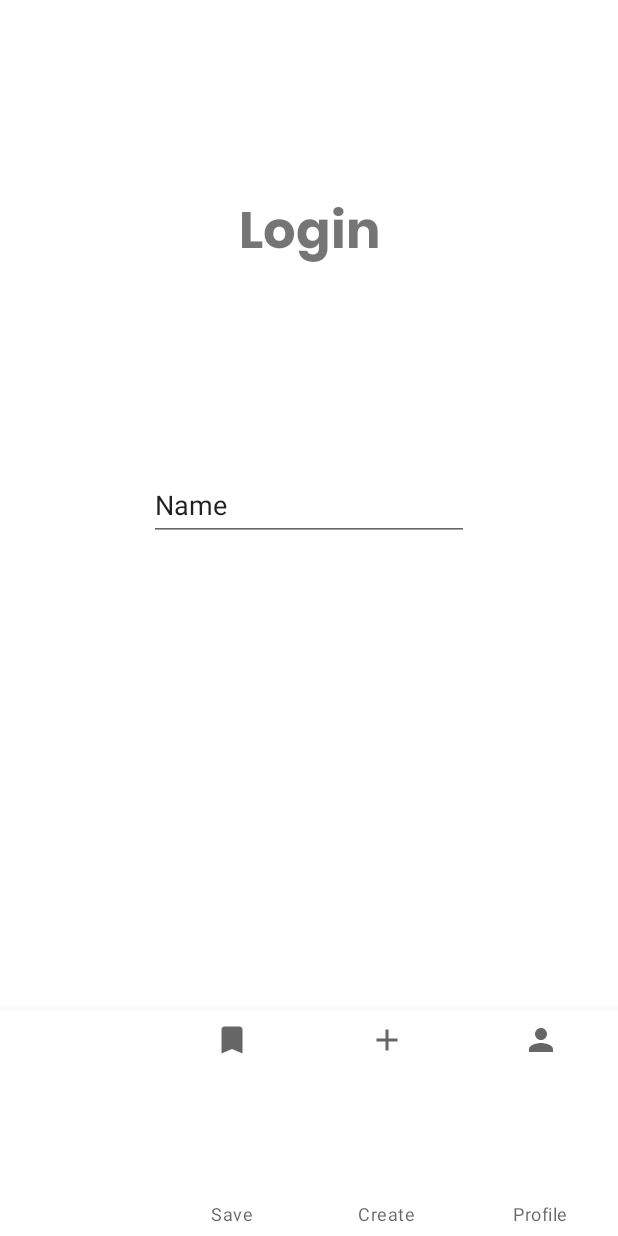
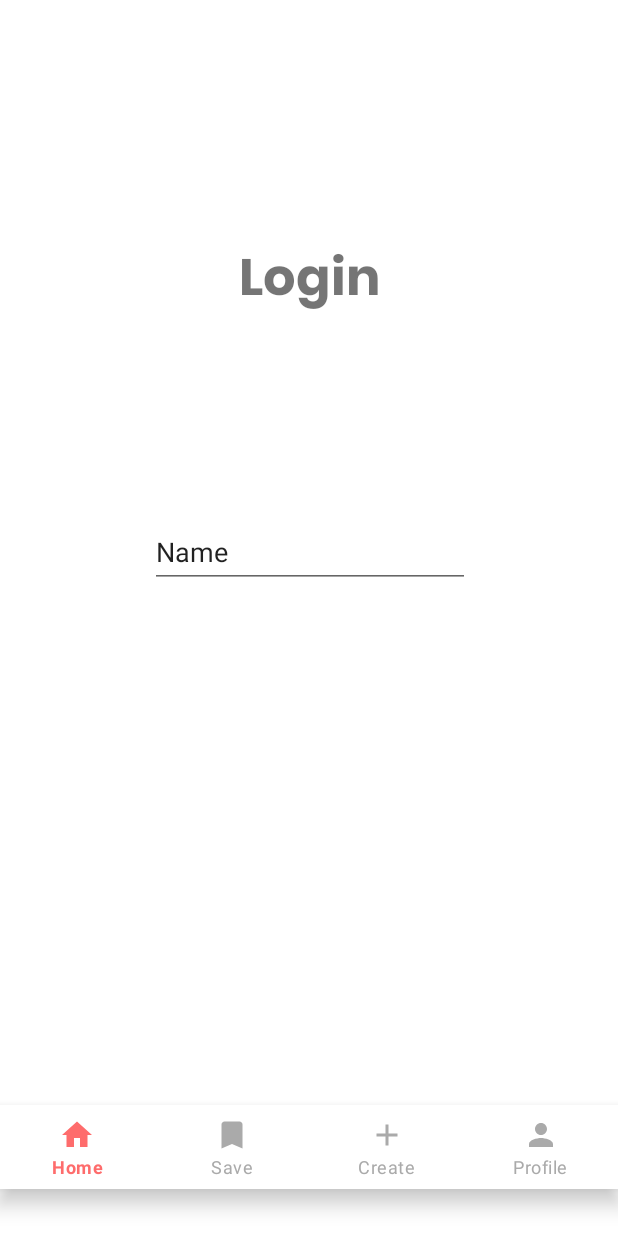
Before and after one commit to chamale-rac/chefcito_2, an Android app: the screen it shows after launch (MainActivity), after a tap on "LOGIN", on a phone screen of 412 x 824 dp. Run offline under Robolectric (Android 15) with nearby library versions, the phone set to English and light mode, and no system bars; our stand-ins replace navigation-ui; Roboto replaces fonts that are not available here.

Commit message:
Fixed nav colors and icons

```diff
--- a/app/src/main/java/com/chama/chefcito_2/MainActivity.kt
+++ b/app/src/main/java/com/chama/chefcito_2/MainActivity.kt
@@ -5,6 +5,7 @@ import androidx.appcompat.app.AppCompatActivity
 import android.os.Bundle
 import android.text.Html
 import android.widget.TextView
+import androidx.appcompat.app.AppCompatDelegate
 import androidx.core.content.ContextCompat
 import androidx.navigation.NavController
 import androidx.navigation.fragment.NavHostFragment
@@ -17,6 +18,7 @@ class MainActivity : AppCompatActivity() {
 
     override fun onCreate(savedInstanceState: Bundle?) {
         super.onCreate(savedInstanceState)
+        AppCompatDelegate.setDefaultNightMode(AppCompatDelegate.MODE_NIGHT_NO);
         setContentView(R.layout.activity_main)
         getSupportActionBar()?.hide()
 
@@ -26,7 +28,7 @@ class MainActivity : AppCompatActivity() {
 
         appBarConfiguration = AppBarConfiguration(navController.graph)
 
-        setupBottomNavMenu(navController)
+        setupBottomNavMenu(navController    )
     }
 }
 
--- /dev/null
+++ b/app/src/main/res/color/bnv_tab_item_foreground.xml
@@ -0,0 +1,5 @@
+<?xml version="1.0" encoding="utf-8"?>
+<selector xmlns:android="http://schemas.android.com/apk/res/android">
+    <item android:state_checked="true" android:color="@color/cito_pink" />
+    <item android:color="@android:color/darker_gray"  />
+</selector>
--- a/app/src/main/res/layout/activity_main.xml
+++ b/app/src/main/res/layout/activity_main.xml
@@ -1,28 +1,44 @@
 <?xml version="1.0" encoding="utf-8"?>
-<LinearLayout
-    xmlns:android="http://schemas.android.com/apk/res/android"
+<LinearLayout xmlns:android="http://schemas.android.com/apk/res/android"
+    xmlns:app="http://schemas.android.com/apk/res-auto"
     xmlns:tools="http://schemas.android.com/tools"
-    xmlns:app="http://schemas.android.com/apk/res-auto"
     android:layout_width="match_parent"
     android:layout_height="match_parent"
-    tools:context=".MainActivity"
     android:orientation="vertical"
-    >
+    tools:context=".MainActivity">
+
+    <androidx.constraintlayout.widget.ConstraintLayout
+        android:layout_width="match_parent"
+        android:layout_height="match_parent">
+
 
         <androidx.fragment.app.FragmentContainerView
             android:id="@+id/fragmentContainerView2"
             android:name="androidx.navigation.fragment.NavHostFragment"
-        android:layout_width="match_parent"
+            android:layout_width="411dp"
             android:layout_height="673dp"
 
             app:defaultNavHost="true"
-        app:layout_constraintBottom_toBottomOf="parent"
+            app:layout_constraintBottom_toTopOf="@+id/bottomNavigationView"
+            app:layout_constraintEnd_toEndOf="parent"
             app:layout_constraintStart_toStartOf="parent"
+            app:layout_constraintTop_toTopOf="parent"
+            app:layout_constraintVertical_bias="0.023"
             app:navGraph="@navigation/nav_graph" />
 
+
         <com.google.android.material.bottomnavigation.BottomNavigationView
-        android:layout_width="match_parent"
-        android:layout_height="match_parent"
+            android:id="@+id/bottomNavigationView"
+            android:layout_width="wrap_content"
+            android:layout_height="wrap_content"
             app:labelVisibilityMode="labeled"
+            app:itemIconTint="@color/bnv_tab_item_foreground"
+            app:itemTextColor="@color/bnv_tab_item_foreground"
+            app:layout_constraintBottom_toBottomOf="parent"
+            app:layout_constraintEnd_toEndOf="parent"
+            app:layout_constraintStart_toStartOf="parent"
+            app:layout_constraintTop_toBottomOf="@+id/fragmentContainerView2"
             app:menu="@menu/bottom_nav" />
+    </androidx.constraintlayout.widget.ConstraintLayout>
+
 </LinearLayout>
--- a/app/src/main/res/layout/landing_fragment.xml
+++ b/app/src/main/res/layout/landing_fragment.xml
@@ -71,6 +71,7 @@
         android:layout_width="417dp"
         android:layout_height="533dp"
         android:layout_marginTop="100dp"
+        app:layout_constraintBottom_toBottomOf="parent"
         app:layout_constraintEnd_toEndOf="parent"
         app:layout_constraintHorizontal_bias="0.0"
         app:layout_constraintStart_toStartOf="parent"
--- a/app/src/main/res/values/colors.xml
+++ b/app/src/main/res/values/colors.xml
@@ -9,4 +9,5 @@
     <color name="white">#FFFFFFFF</color>
     <color name="pink">#FE6C6C</color>
     <color name="grey">#4E4E4E</color>
+    <color name="cito_pink">#FE6C6C</color>
 </resources>
```
Lines whose indentation alone changed are shown as unchanged.
